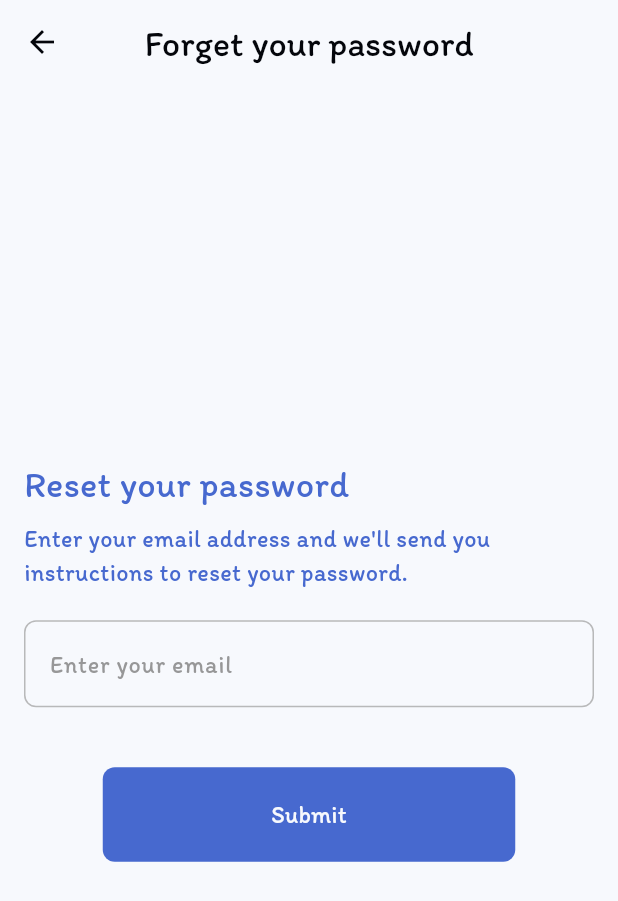
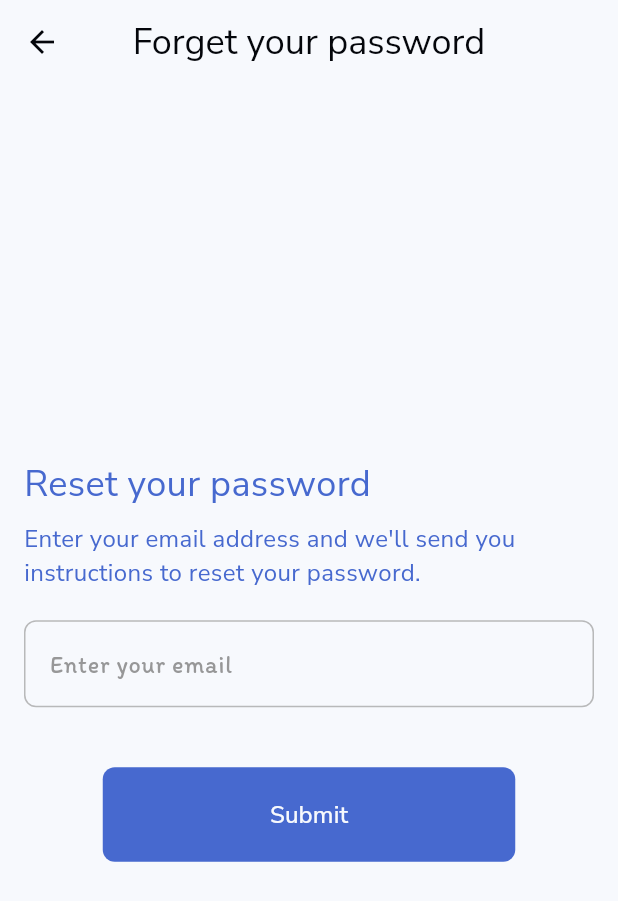
Before and after one commit to ThetMaung2002/savvy, a Flutter app: the screen it shows after launch, after a tap on "Forgot your password?", on a phone screen of 412 x 824 dp. Shown: the top 901 px of the screen. Run offline on Flutter 3.47's test engine with Material 3 defaults, Android fonts, the phone set to English and light mode, and no system bars; our stand-ins replace cloud_firestore, firebase_auth, firebase_core, google_fonts; accounts and stored records are empty.

Commit message:
[feature]: Font family changed from Itim to Nunito-Sans.

```diff
--- a/lib/components/typo.dart
+++ b/lib/components/typo.dart
@@ -1,5 +1,5 @@
 import 'package:flutter/material.dart';
-import 'package:savvy/constants/google_string.dart';
+import 'package:google_fonts/google_fonts.dart';
 
 class Typo extends StatelessWidget {
   const Typo({
@@ -18,9 +18,8 @@ class Typo extends StatelessWidget {
     double size = _getSizeForVariant(variant);
     return Text(
       label,
-      style: TextStyle(
+      style: GoogleFonts.nunitoSans(
         fontSize: size,
-        fontFamily: GoogleString.itim,
         color: color,
       ),
     );
--- a/lib/main.dart
+++ b/lib/main.dart
@@ -1,6 +1,5 @@
 import 'package:firebase_core/firebase_core.dart';
 import 'package:flutter/material.dart';
-import 'package:google_fonts/google_fonts.dart';
 import 'package:provider/provider.dart';
 import 'package:savvy/constants/static_string.dart';
 import 'package:savvy/firebase_options.dart';
@@ -12,7 +11,6 @@ import 'package:savvy/provider/transaction_provider/add_transaction_provider.dar
 import 'package:savvy/utils/theme.dart';
 
 void main() async {
-  GoogleFonts.config.allowRuntimeFetching = false;
   WidgetsFlutterBinding.ensureInitialized();
   await Firebase.initializeApp(options: DefaultFirebaseOptions.currentPlatform);
   runApp(
```
